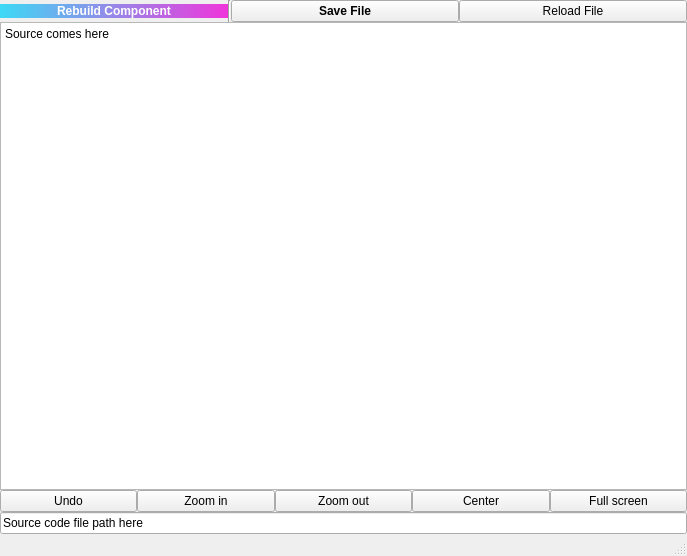
The window that qiskit_metal/_gui/edit_source_ui.ui (qiskit-community/qiskit-metal) describes before a commit, drawn with Qt 5.
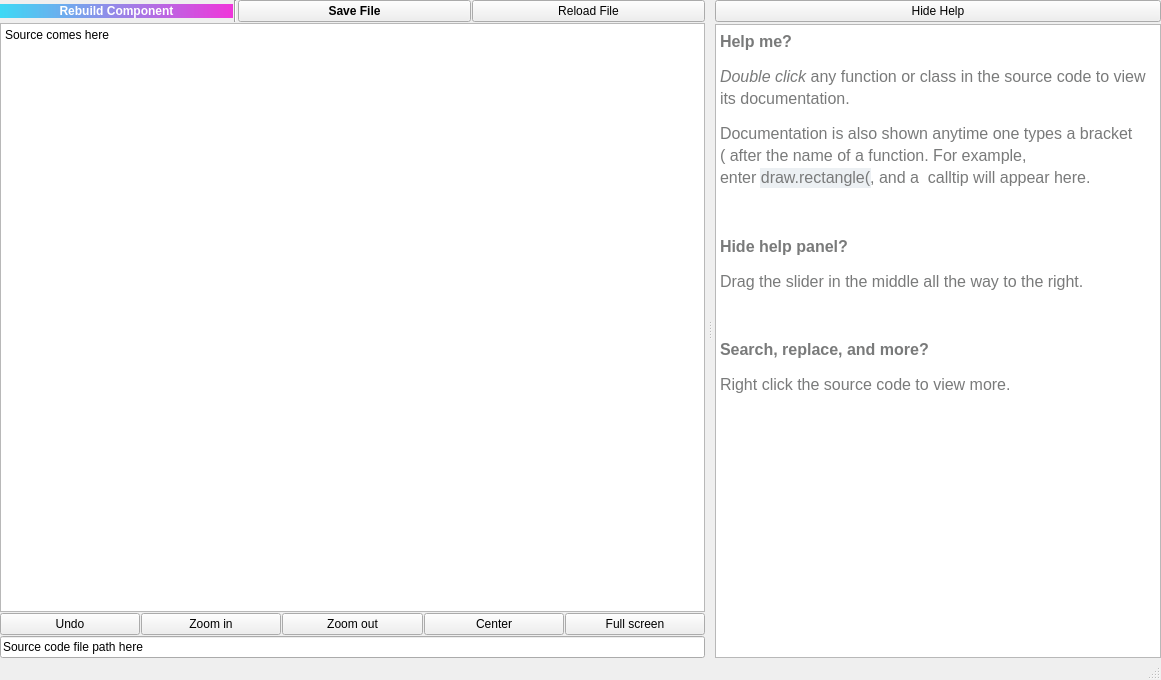
The same window after the commit. Icons and pictures are not drawn. Custom widgets are drawn as their Qt base class.

Commit message: GUI: Edit source UI -- full automated documentation with double click and with auto completion for function signatures

```diff
--- a/qiskit_metal/_gui/edit_source_ui.ui
+++ b/qiskit_metal/_gui/edit_source_ui.ui
@@ -6,15 +6,15 @@
    <rect>
     <x>0</x>
     <y>0</y>
-    <width>687</width>
-    <height>556</height>
+    <width>1161</width>
+    <height>680</height>
    </rect>
   </property>
   <property name="windowTitle">
    <string>Edit source code</string>
   </property>
   <widget class="QWidget" name="centralwidget">
-   <layout class="QVBoxLayout" name="verticalLayout">
+   <layout class="QVBoxLayout" name="verticalLayout_3">
     <property name="spacing">
      <number>0</number>
     </property>
@@ -31,7 +31,32 @@
      <number>0</number>
     </property>
     <item>
-     <layout class="QHBoxLayout" name="horizontalLayout">
+     <widget class="QSplitter" name="splitter">
+      <property name="frameShape">
+       <enum>QFrame::NoFrame</enum>
+      </property>
+      <property name="lineWidth">
+       <number>2</number>
+      </property>
+      <property name="orientation">
+       <enum>Qt::Horizontal</enum>
+      </property>
+      <property name="handleWidth">
+       <number>10</number>
+      </property>
+      <widget class="QWidget" name="verticalLayoutWidget">
+       <layout class="QVBoxLayout" name="verticalLayout">
+        <property name="spacing">
+         <number>1</number>
+        </property>
+        <property name="bottomMargin">
+         <number>0</number>
+        </property>
+        <item>
+         <layout class="QHBoxLayout" name="horizontalLayout_2">
+          <property name="bottomMargin">
+           <number>0</number>
+          </property>
       <item>
        <widget class="QPushButton" name="btn_rebuild">
         <property name="font">
@@ -66,7 +91,7 @@
        </widget>
       </item>
       <item>
-       <widget class="Line" name="line">
+           <widget class="Line" name="line_2">
         <property name="orientation">
          <enum>Qt::Vertical</enum>
         </property>
@@ -125,16 +150,7 @@
      </widget>
     </item>
     <item>
-     <layout class="QHBoxLayout" name="horizontalLayout_3">
-      <property name="spacing">
-       <number>-1</number>
-      </property>
-      <property name="leftMargin">
-       <number>0</number>
-      </property>
-      <property name="topMargin">
-       <number>0</number>
-      </property>
+         <layout class="QHBoxLayout" name="horizontalLayout">
       <property name="bottomMargin">
        <number>0</number>
       </property>
@@ -207,6 +223,61 @@
     </item>
    </layout>
   </widget>
+      <widget class="QWidget" name="layoutWidget">
+       <layout class="QVBoxLayout" name="verticalLayout_2">
+        <property name="spacing">
+         <number>2</number>
+        </property>
+        <property name="leftMargin">
+         <number>0</number>
+        </property>
+        <property name="topMargin">
+         <number>0</number>
+        </property>
+        <property name="bottomMargin">
+         <number>0</number>
+        </property>
+        <item>
+         <widget class="QPushButton" name="pushButtonHideHelp">
+          <property name="text">
+           <string>Hide Help</string>
+          </property>
+         </widget>
+        </item>
+        <item>
+         <widget class="QTextEdit" name="textEditHelp">
+          <property name="documentTitle">
+           <string>Help</string>
+          </property>
+          <property name="lineWrapMode">
+           <enum>QTextEdit::WidgetWidth</enum>
+          </property>
+          <property name="readOnly">
+           <bool>true</bool>
+          </property>
+          <property name="html">
+           <string>&lt;!DOCTYPE HTML PUBLIC &quot;-//W3C//DTD HTML 4.0//EN&quot; &quot;http://www.w3.org/TR/REC-html40/strict.dtd&quot;&gt;
+&lt;html&gt;&lt;head&gt;&lt;meta name=&quot;qrichtext&quot; content=&quot;1&quot; /&gt;&lt;title&gt;Help&lt;/title&gt;&lt;style type=&quot;text/css&quot;&gt;
+p, li { white-space: pre-wrap; }
+&lt;/style&gt;&lt;/head&gt;&lt;body style=&quot; font-family:'.SF NS Text'; font-size:13pt; font-weight:400; font-style:normal;&quot;&gt;
+&lt;p style=&quot; margin-top:12px; margin-bottom:12px; margin-left:0px; margin-right:0px; -qt-block-indent:0; text-indent:0px; line-height:22.4px; background-color:#ffffff;&quot;&gt;&lt;span style=&quot; font-family:'Lucida Grande,Arial,sans-serif'; font-size:16px; font-weight:600; color:#797a7a; background-color:#ffffff;&quot;&gt;Help me?&lt;/span&gt;&lt;/p&gt;
+&lt;p style=&quot; margin-top:12px; margin-bottom:12px; margin-left:0px; margin-right:0px; -qt-block-indent:0; text-indent:0px; line-height:22.4px; background-color:#ffffff;&quot;&gt;&lt;span style=&quot; font-family:'Lucida Grande,Arial,sans-serif'; font-size:16px; font-style:italic; color:#797a7a; background-color:#ffffff;&quot;&gt;Double click &lt;/span&gt;&lt;span style=&quot; font-family:'Lucida Grande,Arial,sans-serif'; font-size:16px; color:#797a7a; background-color:#ffffff;&quot;&gt;any function or class in the source code to view its documentation. &lt;/span&gt;&lt;/p&gt;
+&lt;p style=&quot; margin-top:12px; margin-bottom:12px; margin-left:0px; margin-right:0px; -qt-block-indent:0; text-indent:0px; line-height:22.4px; background-color:#ffffff;&quot;&gt;&lt;span style=&quot; font-family:'Lucida Grande,Arial,sans-serif'; font-size:16px; color:#797a7a; background-color:#ffffff;&quot;&gt;Documentation is also shown anytime one types&lt;/span&gt;&lt;span style=&quot; font-family:'Lucida Grande,Arial,sans-serif'; font-size:16px; color:#797a7a;&quot;&gt; a bracket &lt;/span&gt;&lt;span style=&quot; font-family:'Monaco'; font-size:16px; color:#797a7a;&quot;&gt;(&lt;/span&gt;&lt;span style=&quot; font-family:'Lucida Grande,Arial,sans-serif'; font-size:16px; color:#797a7a;&quot;&gt; after the name of a function. &lt;/span&gt;&lt;span style=&quot; font-family:'Lucida Grande,Arial,sans-serif'; font-size:16px; color:#797a7a; background-color:#ffffff;&quot;&gt;For example, enter&lt;/span&gt;&lt;span style=&quot; font-family:'Lucida Grande,Arial,sans-serif'; font-size:16px; color:#797a7a;&quot;&gt; &lt;/span&gt;&lt;span style=&quot; font-family:'monospace,sans-serif'; font-size:16px; color:#797a7a; background-color:#ecf0f3;&quot;&gt;draw.rectangle(&lt;/span&gt;&lt;span style=&quot; font-family:'Lucida Grande,Arial,sans-serif'; font-size:16px; color:#797a7a;&quot;&gt;, and a  calltip will appear here.&lt;/span&gt;&lt;/p&gt;
+&lt;p style=&quot;-qt-paragraph-type:empty; margin-top:12px; margin-bottom:12px; margin-left:0px; margin-right:0px; -qt-block-indent:0; text-indent:0px; line-height:22.4px; font-family:'Lucida Grande,Arial,sans-serif'; font-size:16px; color:#797a7a; background-color:#ffffff;&quot;&gt;&lt;br /&gt;&lt;/p&gt;
+&lt;p style=&quot; margin-top:12px; margin-bottom:12px; margin-left:0px; margin-right:0px; -qt-block-indent:0; text-indent:0px; line-height:22.4px; background-color:#ffffff;&quot;&gt;&lt;span style=&quot; font-family:'Lucida Grande,Arial,sans-serif'; font-size:16px; font-weight:600; color:#797a7a;&quot;&gt;Hide help panel? &lt;/span&gt;&lt;/p&gt;
+&lt;p style=&quot; margin-top:12px; margin-bottom:12px; margin-left:0px; margin-right:0px; -qt-block-indent:0; text-indent:0px; line-height:22.4px; background-color:#ffffff;&quot;&gt;&lt;span style=&quot; font-family:'Lucida Grande,Arial,sans-serif'; font-size:16px; color:#797a7a;&quot;&gt;Drag the slider in the middle all the way to the right. &lt;/span&gt;&lt;/p&gt;
+&lt;p style=&quot;-qt-paragraph-type:empty; margin-top:12px; margin-bottom:12px; margin-left:0px; margin-right:0px; -qt-block-indent:0; text-indent:0px; line-height:22.4px; font-family:'Lucida Grande,Arial,sans-serif'; font-size:16px; color:#797a7a; background-color:#ffffff;&quot;&gt;&lt;br /&gt;&lt;/p&gt;
+&lt;p style=&quot; margin-top:12px; margin-bottom:12px; margin-left:0px; margin-right:0px; -qt-block-indent:0; text-indent:0px; line-height:22.4px; background-color:#ffffff;&quot;&gt;&lt;span style=&quot; font-family:'Lucida Grande,Arial,sans-serif'; font-size:16px; font-weight:600; color:#797a7a;&quot;&gt;Search, replace, and more?&lt;/span&gt;&lt;/p&gt;
+&lt;p style=&quot; margin-top:12px; margin-bottom:12px; margin-left:0px; margin-right:0px; -qt-block-indent:0; text-indent:0px; line-height:22.4px; background-color:#ffffff;&quot;&gt;&lt;span style=&quot; font-family:'Lucida Grande,Arial,sans-serif'; font-size:16px; color:#797a7a;&quot;&gt;Right click the source code to view more.&lt;/span&gt;&lt;/p&gt;&lt;/body&gt;&lt;/html&gt;</string>
+          </property>
+         </widget>
+        </item>
+       </layout>
+      </widget>
+     </widget>
+    </item>
+   </layout>
+  </widget>
   <widget class="QMenuBar" name="menubar">
    <property name="geometry">
     <rect>
```
Left out of the diff: 22 changed lines with no effect on the pictures. Lines whose indentation alone changed are shown as unchanged. The commit also changes 6 other files.
